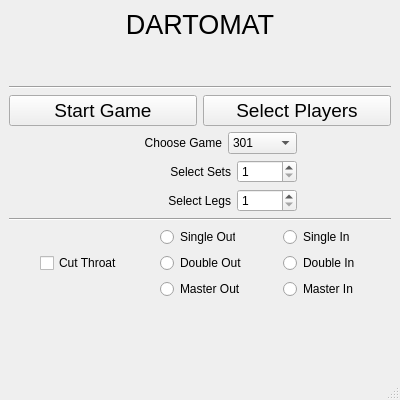
First picture: the form in ui/dartomat_mainwindow.ui, repository m1ld3/dartomato, before the edit.
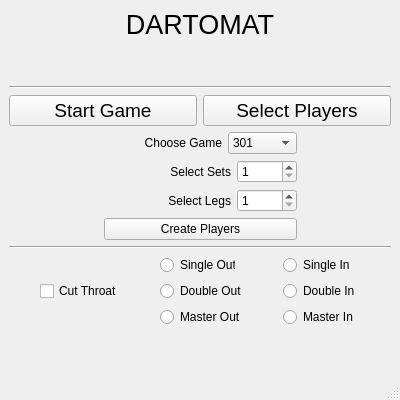
Second picture: the form after the edit. Custom widgets are drawn as their Qt base class.

The edit to the form file:
```diff
--- a/ui/dartomat_mainwindow.ui
+++ b/ui/dartomat_mainwindow.ui
@@ -325,6 +325,13 @@
           </item>
          </layout>
         </item>
+        <item>
+         <widget class="QPushButton" name="pushButtonCreatePlayers">
+          <property name="text">
+           <string>Create Players</string>
+          </property>
+         </widget>
+        </item>
        </layout>
       </item>
       <item>
```
